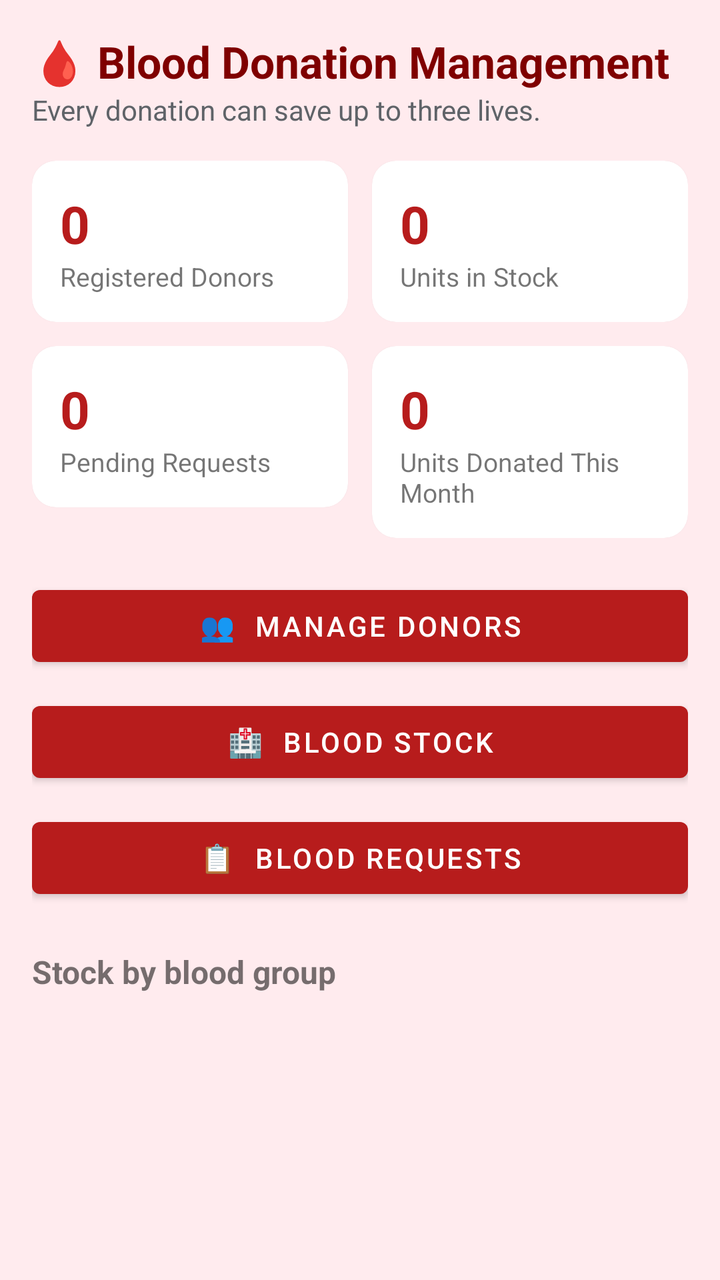
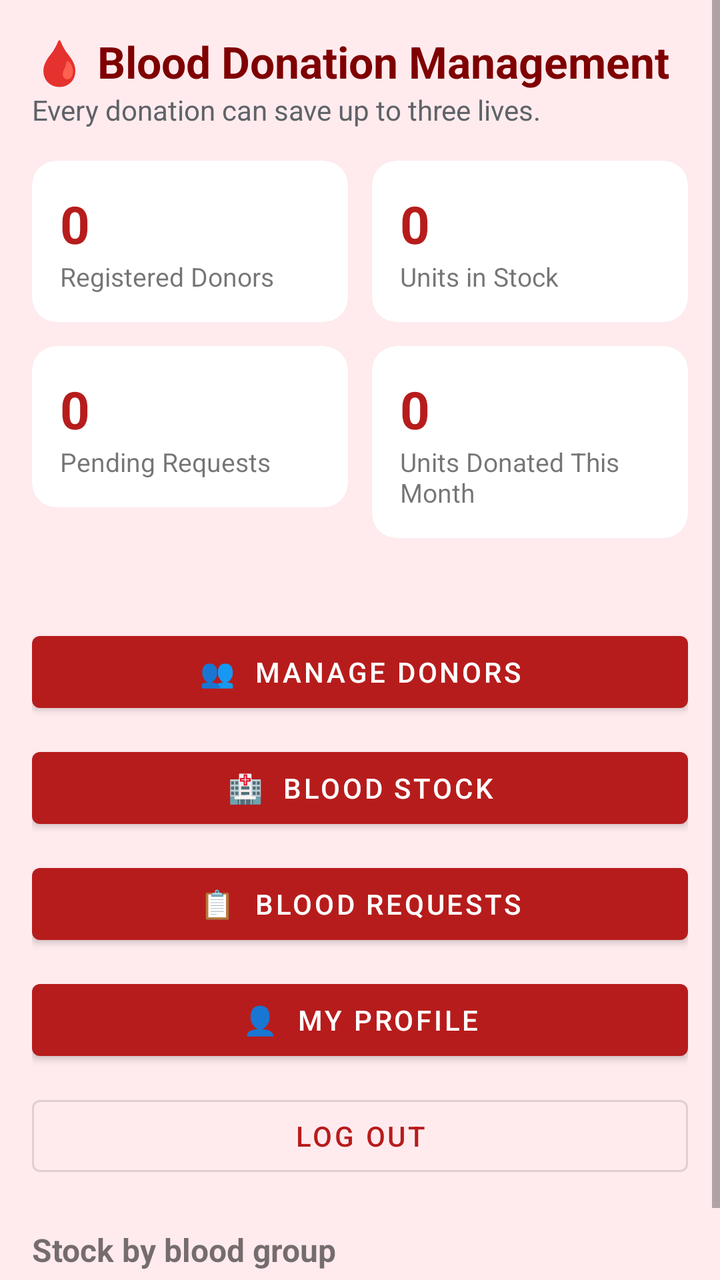

Two renders of the same Android screen: before a commit and after it. Below are the layout's source before the change and the commit's diff.
<!-- AndroidManifest.xml: application theme Theme.BloodDonation -->
<!-- res/layout/activity_main.xml -->
<?xml version="1.0" encoding="utf-8"?>
<ScrollView xmlns:android="http://schemas.android.com/apk/res/android"
    xmlns:app="http://schemas.android.com/apk/res-auto"
    android:layout_width="match_parent" android:layout_height="match_parent"
    android:background="@color/blood_red_light">
    <LinearLayout android:layout_width="match_parent" android:layout_height="wrap_content"
        android:orientation="vertical" android:padding="16dp">

        <TextView android:layout_width="wrap_content" android:layout_height="wrap_content"
            android:text="🩸 Blood Donation Management" android:textSize="22sp"
            android:textStyle="bold" android:textColor="@color/blood_red_dark" />
        <TextView android:layout_width="wrap_content" android:layout_height="wrap_content"
            android:text="Every donation can save up to three lives."
            android:textSize="14sp" android:textColor="@color/grey_text"
            android:layout_marginBottom="16dp" />

        <LinearLayout android:layout_width="match_parent" android:layout_height="wrap_content"
            android:orientation="horizontal">
            <com.google.android.material.card.MaterialCardView
                android:layout_width="0dp" android:layout_height="wrap_content" android:layout_weight="1"
                android:layout_marginEnd="6dp" app:cardCornerRadius="12dp"
                xmlns:app="http://schemas.android.com/apk/res-auto">
                <LinearLayout android:layout_width="match_parent" android:layout_height="wrap_content"
                    android:orientation="vertical" android:padding="14dp">
                    <TextView android:id="@+id/tvStatDonors" android:layout_width="wrap_content"
                        android:layout_height="wrap_content" android:text="0" android:textSize="26sp"
                        android:textStyle="bold" android:textColor="@color/blood_red" />
                    <TextView android:layout_width="wrap_content" android:layout_height="wrap_content"
                        android:text="Registered Donors" android:textSize="13sp" />
                </LinearLayout>
            </com.google.android.material.card.MaterialCardView>
            <com.google.android.material.card.MaterialCardView
                android:layout_width="0dp" android:layout_height="wrap_content" android:layout_weight="1"
                android:layout_marginStart="6dp" app:cardCornerRadius="12dp">
                <LinearLayout android:layout_width="match_parent" android:layout_height="wrap_content"
                    android:orientation="vertical" android:padding="14dp">
                    <TextView android:id="@+id/tvStatUnits" android:layout_width="wrap_content"
                        android:layout_height="wrap_content" android:text="0" android:textSize="26sp"
                        android:textStyle="bold" android:textColor="@color/blood_red" />
                    <TextView android:layout_width="wrap_content" android:layout_height="wrap_content"
                        android:text="Units in Stock" android:textSize="13sp" />
                </LinearLayout>
            </com.google.android.material.card.MaterialCardView>
        </LinearLayout>

        <LinearLayout android:layout_width="match_parent" android:layout_height="wrap_content"
            android:orientation="horizontal" android:layout_marginTop="12dp">
            <com.google.android.material.card.MaterialCardView
                android:layout_width="0dp" android:layout_height="wrap_content" android:layout_weight="1"
                android:layout_marginEnd="6dp" app:cardCornerRadius="12dp">
                <LinearLayout android:layout_width="match_parent" android:layout_height="wrap_content"
                    android:orientation="vertical" android:padding="14dp">
                    <TextView android:id="@+id/tvStatRequests" android:layout_width="wrap_content"
                        android:layout_height="wrap_content" android:text="0" android:textSize="26sp"
                        android:textStyle="bold" android:textColor="@color/blood_red" />
                    <TextView android:layout_width="wrap_content" android:layout_height="wrap_content"
                        android:text="Pending Requests" android:textSize="13sp" />
                </LinearLayout>
            </com.google.android.material.card.MaterialCardView>
            <com.google.android.material.card.MaterialCardView
                android:layout_width="0dp" android:layout_height="wrap_content" android:layout_weight="1"
                android:layout_marginStart="6dp" app:cardCornerRadius="12dp">
                <LinearLayout android:layout_width="match_parent" android:layout_height="wrap_content"
                    android:orientation="vertical" android:padding="14dp">
                    <TextView android:id="@+id/tvStatMonth" android:layout_width="wrap_content"
                        android:layout_height="wrap_content" android:text="0" android:textSize="26sp"
                        android:textStyle="bold" android:textColor="@color/blood_red" />
                    <TextView android:layout_width="wrap_content" android:layout_height="wrap_content"
                        android:text="Units Donated This Month" android:textSize="13sp" />
                </LinearLayout>
            </com.google.android.material.card.MaterialCardView>
        </LinearLayout>

        <Button android:id="@+id/btnDonors" android:layout_width="match_parent" android:layout_height="wrap_content"
            android:text="👥  Manage Donors" android:layout_marginTop="20dp" />
        <Button android:id="@+id/btnStock" android:layout_width="match_parent" android:layout_height="wrap_content"
            android:text="🏥  Blood Stock" android:layout_marginTop="10dp" />
        <Button android:id="@+id/btnRequests" android:layout_width="match_parent" android:layout_height="wrap_content"
            android:text="📋  Blood Requests" android:layout_marginTop="10dp" />

        <TextView android:layout_width="wrap_content" android:layout_height="wrap_content"
            android:text="Stock by blood group" android:textSize="16sp" android:textStyle="bold"
            android:layout_marginTop="22dp" android:layout_marginBottom="6dp" />
        <TextView android:id="@+id/tvStockSummary" android:layout_width="match_parent"
            android:layout_height="wrap_content" android:textSize="15sp" android:lineSpacingMultiplier="1.3" />
    </LinearLayout>
</ScrollView>
<!-- resources referenced by this layout -->
<resources>
  <color name="blood_red">#B71C1C</color>
  <color name="blood_red_dark">#7F0000</color>
  <color name="blood_red_light">#FFEBEE</color>
  <color name="grey_text">#5F6368</color>
  <style name="Theme.BloodDonation" parent="Theme.MaterialComponents.DayNight.DarkActionBar">
          <item name="colorPrimary">@color/blood_red</item>
          <item name="colorPrimaryVariant">@color/blood_red_dark</item>
          <item name="colorOnPrimary">@color/white</item>
          <item name="colorSecondary">@color/blood_red</item>
          <item name="android:statusBarColor">@color/blood_red_dark</item>
      </style>
  <color name="white">#FFFFFF</color>
</resources>

<!-- the commit's change to res/layout/activity_main.xml (unified diff, before → after) -->
@@ -71,12 +71,20 @@
             </com.google.android.material.card.MaterialCardView>
         </LinearLayout>
 
+        <TextView android:id="@+id/tvSignedIn" android:layout_width="wrap_content"
+            android:layout_height="wrap_content" android:textSize="14sp"
+            android:textColor="@color/grey_text" android:layout_marginBottom="4dp" />
+
         <Button android:id="@+id/btnDonors" android:layout_width="match_parent" android:layout_height="wrap_content"
             android:text="👥  Manage Donors" android:layout_marginTop="20dp" />
         <Button android:id="@+id/btnStock" android:layout_width="match_parent" android:layout_height="wrap_content"
             android:text="🏥  Blood Stock" android:layout_marginTop="10dp" />
         <Button android:id="@+id/btnRequests" android:layout_width="match_parent" android:layout_height="wrap_content"
             android:text="📋  Blood Requests" android:layout_marginTop="10dp" />
+        <Button android:id="@+id/btnProfile" android:layout_width="match_parent" android:layout_height="wrap_content"
+            android:text="👤  My Profile" android:layout_marginTop="10dp" />
+        <Button android:id="@+id/btnLogout" android:layout_width="match_parent" android:layout_height="wrap_content"
+            android:text="Log Out" android:layout_marginTop="10dp" style="?attr/materialButtonOutlinedStyle" />
 
         <TextView android:layout_width="wrap_content" android:layout_height="wrap_content"
             android:text="Stock by blood group" android:textSize="16sp" android:textStyle="bold"
